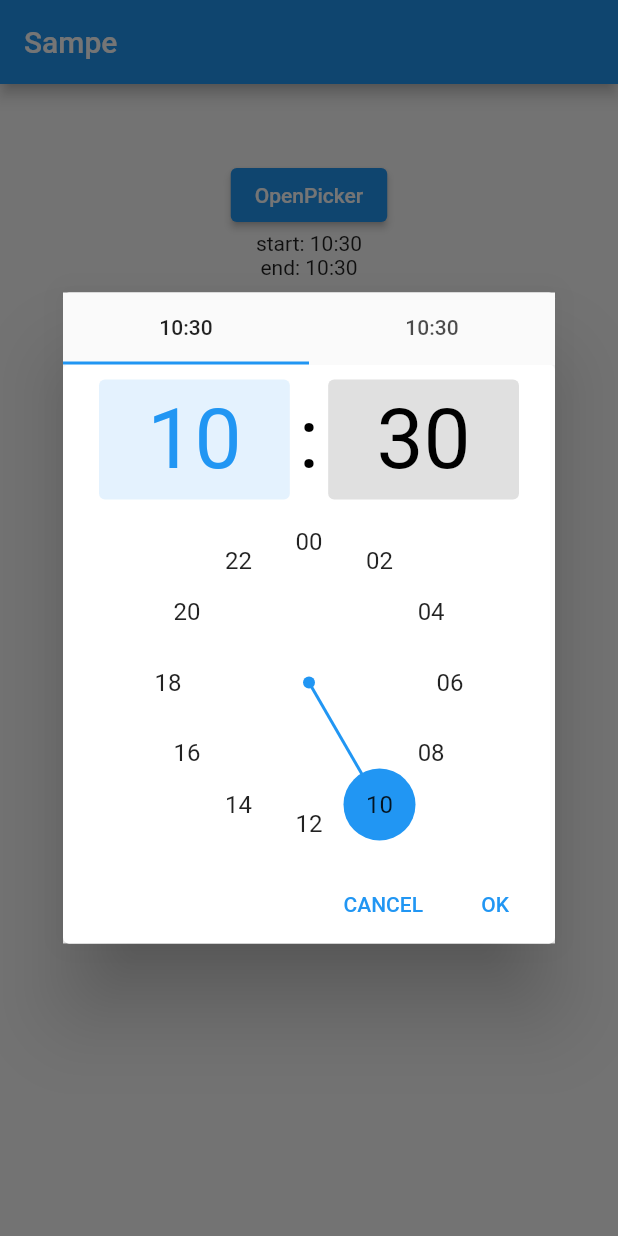
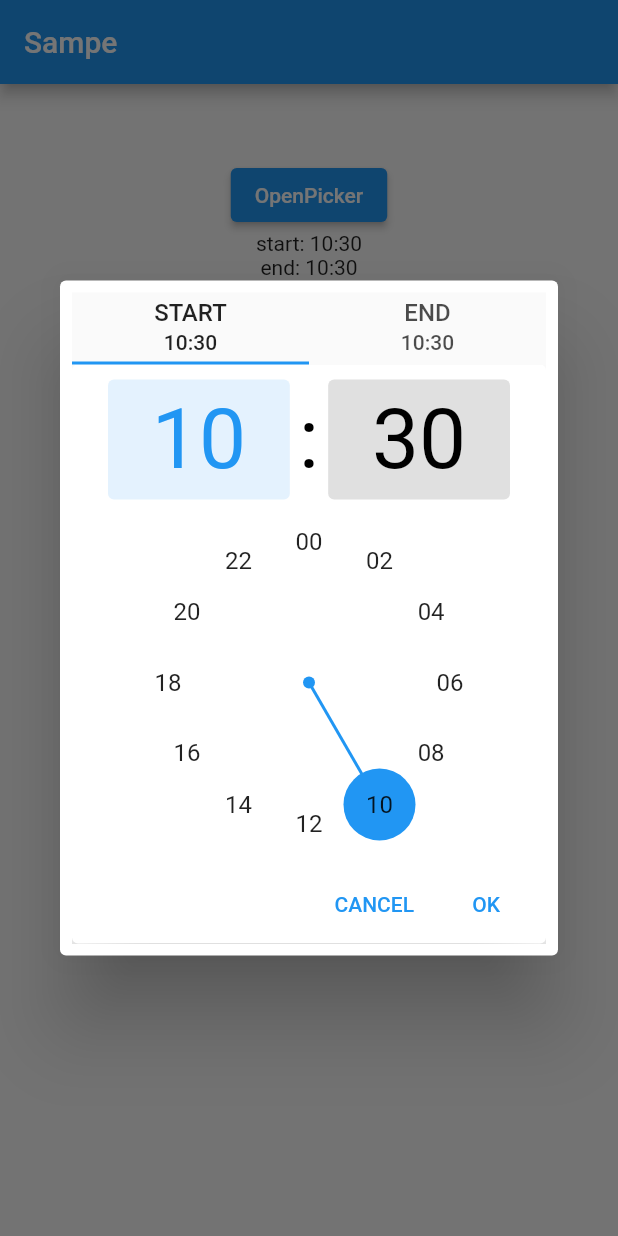
Before and after one commit to trashfeed/simple_time_range_picker, a Flutter app: the screen it shows after launch, after a tap on "OpenPicker", on a phone screen of 412 x 824 dp. Run offline on Flutter 3.47's test engine with Material 2 defaults, Android fonts, the phone set to English and light mode, and no system bars.

Commit message:
- ios fixes - border radius added

```diff
--- a/lib/src/widget/time_range_picker.dart
+++ b/lib/src/widget/time_range_picker.dart
@@ -21,6 +21,7 @@ class TimeRangePicker {
     bool? unSelectedEmpty,
     TimeOfDay? startTime,
     TimeOfDay? endTime,
+    double? borderRadius,
     TimeRangeViewType? timeRangeViewType,
     ValueChanged<TimeOfDay>? onStartTimeChange,
     ValueChanged<TimeOfDay>? onEndTimeChange,
@@ -37,6 +38,7 @@ class TimeRangePicker {
             headerDefaultStartLabel: headerDefaultStartLabel ?? 'START',
             headerDefaultEndLabel: headerDefaultEndLabel ?? 'END',
             autoAdjust: autoAdjust ?? true,
+            borderRadius: borderRadius ?? 4,
             timeRangeViewType: timeRangeViewType ?? TimeRangeViewType.start,
             onStartTimeChange: onStartTimeChange,
             onEndTimeChange: onEndTimeChange,
@@ -57,6 +59,7 @@ class _TimeRangeDialog extends StatefulWidget {
   final ValueChanged<TimeOfDay>? onStartTimeChange;
   final ValueChanged<TimeOfDay>? onEndTimeChange;
   final bool autoAdjust;
+  final double borderRadius;
   final bool unSelectedEmpty;
   final TimeOfDay? startTime;
   final TimeOfDay? endTime;
@@ -69,6 +72,7 @@ class _TimeRangeDialog extends StatefulWidget {
       required this.cancelLabel,
       this.startTime,
       this.endTime,
+      required this.borderRadius,
       required this.headerDefaultStartLabel,
       required this.headerDefaultEndLabel,
       this.timeRangeViewType = TimeRangeViewType.start,
@@ -124,7 +128,9 @@ class _TimeRangeDialogState extends State<_TimeRangeDialog>
   Widget build(BuildContext context) {
     _orientation = MediaQuery.of(context).orientation;
     return AlertDialog(
-        contentPadding: EdgeInsets.all(0),
+        shape: RoundedRectangleBorder(
+            borderRadius: BorderRadius.circular(widget.borderRadius)),
+        contentPadding: EdgeInsets.all(8),
         content: Container(
           width: _orientation == Orientation.portrait
               ? _kTimePickerWidthPortrait
@@ -138,16 +144,53 @@ class _TimeRangeDialogState extends State<_TimeRangeDialog>
                 controller: _tabController,
                 tabs: [
                   Tab(
-                      text: _formatTime(_startTime) ??
-                          widget.headerDefaultStartLabel),
+                    child: Column(children: [
+                      SizedBox(height: 4),
+                      Text(
+                        widget.headerDefaultStartLabel,
+                        softWrap: false,
+                        overflow: TextOverflow.fade,
+                        style: TextStyle(fontSize: 16),
+                      ),
+                      if (_formatTime(_startTime) != null) ...[
+                        SizedBox(height: 2),
+                        Text(
+                          _formatTime(_startTime) ?? "",
+                          softWrap: false,
+                          overflow: TextOverflow.fade,
+                          style: TextStyle(fontSize: 14),
+                        ),
+                      ]
+                    ]),
+                  ),
                   Tab(
-                      text: _formatTime(_endTime) ??
-                          widget.headerDefaultEndLabel),
+                    child: Column(children: [
+                      SizedBox(height: 4),
+                      Text(
+                        widget.headerDefaultEndLabel,
+                        softWrap: false,
+                        overflow: TextOverflow.fade,
+                        style: TextStyle(fontSize: 16),
+                      ),
+                      if (_formatTime(_endTime) != null) ...[
+                        SizedBox(height: 2),
+                        Text(
+                          _formatTime(_endTime) ?? "",
+                          softWrap: false,
+                          overflow: TextOverflow.fade,
+                          style: TextStyle(fontSize: 14),
+                        ),
+                      ]
+                    ]),
+                  ),
                 ]),
             body: TabBarView(
               physics: NeverScrollableScrollPhysics(),
               controller: _tabController,
-              children: [_startTimePicker(), _endTimePicker()],
+              children: [
+                _startTimePicker(),
+                _endTimePicker(),
+              ],
             ),
           ),
         ));
@@ -213,7 +256,9 @@ class _TimeRangeDialogState extends State<_TimeRangeDialog>
   }
 
   Widget _picker(TimeOfDay? initialTime, ValueChanged<TimeOfDay> onTimeChange) {
-    return SingleChildScrollView(
+    return Material(
+      color: Colors.white,
+      child: SingleChildScrollView(
         child: Column(
           children: [
             TimeSinglePicker(
@@ -229,6 +274,7 @@ class _TimeRangeDialogState extends State<_TimeRangeDialog>
             )
           ],
         ),
+      ),
     );
   }
 }
```
Also changed, not shown: 7 other files. Lines whose indentation alone changed are shown as unchanged.
